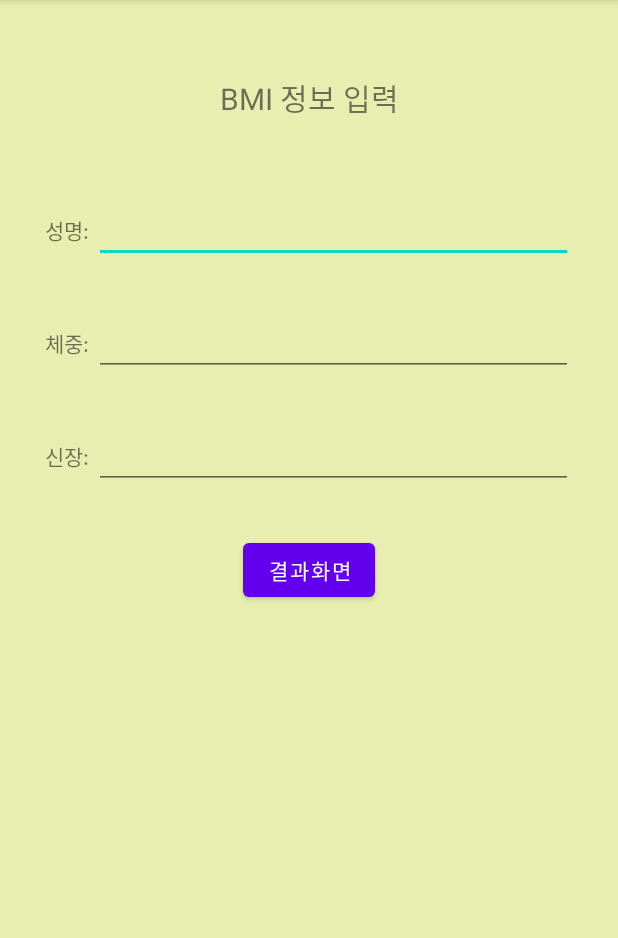
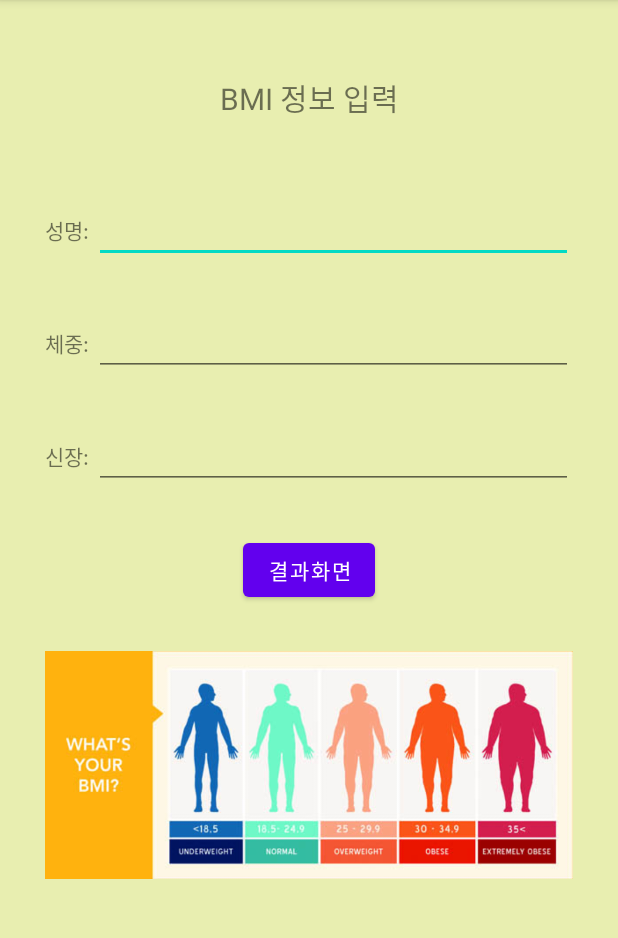
Before and after one commit to kjminn/Mirim_Project_BMI, an Android app: the screen it shows after launch (MainActivity), on a phone screen of 412 x 824 dp, the part 84-1022 px from its top. Run offline under Robolectric (Android 15) with nearby library versions, the phone set to English and light mode, and no system bars.

Commit message:
BMI 앱 완성

```diff
--- a/app/src/main/AndroidManifest.xml
+++ b/app/src/main/AndroidManifest.xml
@@ -10,6 +10,9 @@
         android:supportsRtl="true"
         android:theme="@style/Theme.Mirim_Project_BMI">
         <activity
+            android:name=".ResultActivity"
+            android:exported="false" />
+        <activity
             android:name=".MainActivity"
             android:exported="true">
             <intent-filter>
--- a/app/src/main/java/kr/hs/emirim/kjminn/mirim_project_bmi/MainActivity.java
+++ b/app/src/main/java/kr/hs/emirim/kjminn/mirim_project_bmi/MainActivity.java
@@ -2,13 +2,34 @@ package kr.hs.emirim.kjminn.mirim_project_bmi;
 
 import androidx.appcompat.app.AppCompatActivity;
 
+import android.content.Intent;
 import android.os.Bundle;
+import android.view.View;
+import android.widget.Button;
+import android.widget.EditText;
 
 public class MainActivity extends AppCompatActivity {
+    EditText editName, editWeight, editHeight;
 
     @Override
     protected void onCreate(Bundle savedInstanceState) {
         super.onCreate(savedInstanceState);
         setContentView(R.layout.activity_main);
+        editName = findViewById(R.id.edit_name);
+        editWeight = findViewById(R.id.edit_weight);
+        editHeight = findViewById(R.id.edit_height);
+        Button btnResult = findViewById(R.id.btn_result);
+        btnResult.setOnClickListener(btnListener);
     }
+
+    View.OnClickListener btnListener = new View.OnClickListener() {
+        @Override
+        public void onClick(View view) {
+            Intent intent = new Intent(getApplicationContext(), ResultActivity.class);
+            intent.putExtra("name", editName.getText().toString());
+            intent.putExtra("weight", editWeight.getText().toString());
+            intent.putExtra("height", editHeight.getText().toString());
+            startActivity(intent);
+        }
+    };
 }
--- a/app/src/main/res/layout/activity_main.xml
+++ b/app/src/main/res/layout/activity_main.xml
@@ -64,4 +64,10 @@
         android:layout_height="wrap_content"
         android:layout_gravity="center_horizontal"
         android:text="결과화면"/>
+    <ImageView
+        android:layout_width="match_parent"
+        android:layout_height="wrap_content"
+        android:layout_marginTop="30dp"
+        android:adjustViewBounds="true"
+        android:src="@drawable/bmi"/>
 </LinearLayout>
```
Also changed, not shown: app/src/main/java/kr/hs/emirim/kjminn/mirim_project_bmi/ResultActivity.java (added, +55 -0 lines), app/src/main/res/layout/activity_result.xml (added, +43 -0 lines), app/src/main/res/drawable/bmi.jpg (added), app/src/main/res/drawable/bmi_01.jpg (added), app/src/main/res/drawable/bmi_02.jpg (added), app/src/main/res/drawable/bmi_03.jpg (added), app/src/main/res/drawable/bmi_04.jpg (added), app/src/main/res/drawable/bmi_05.jpg (added), app/src/main/res/drawable/home.png (added).
